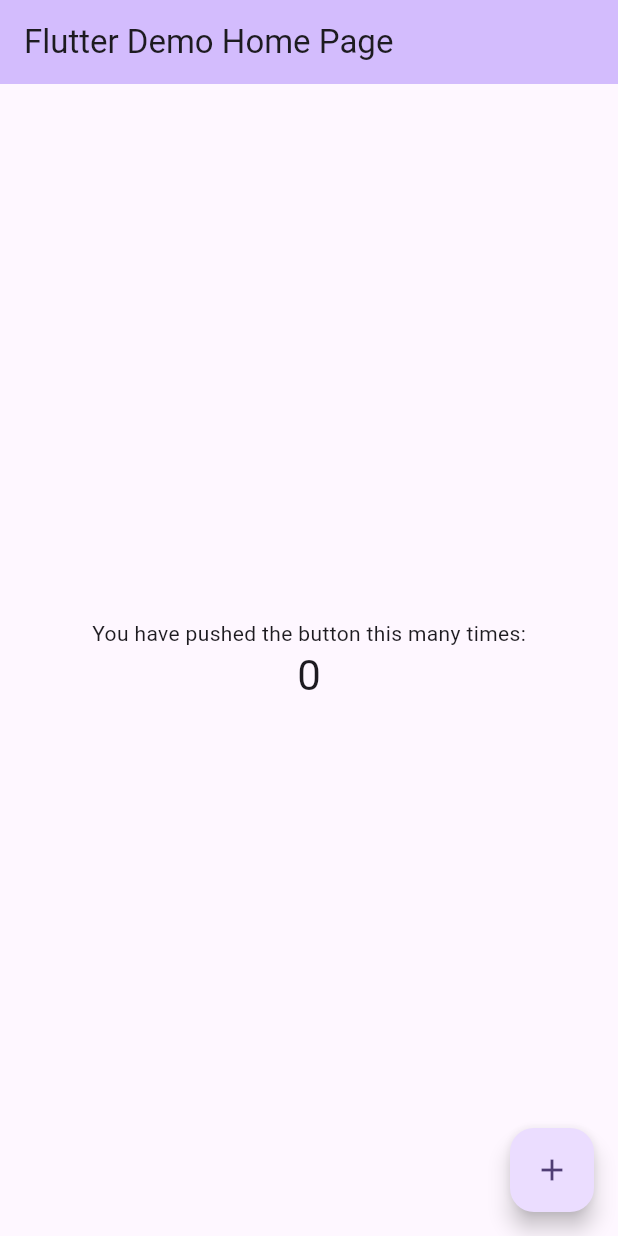
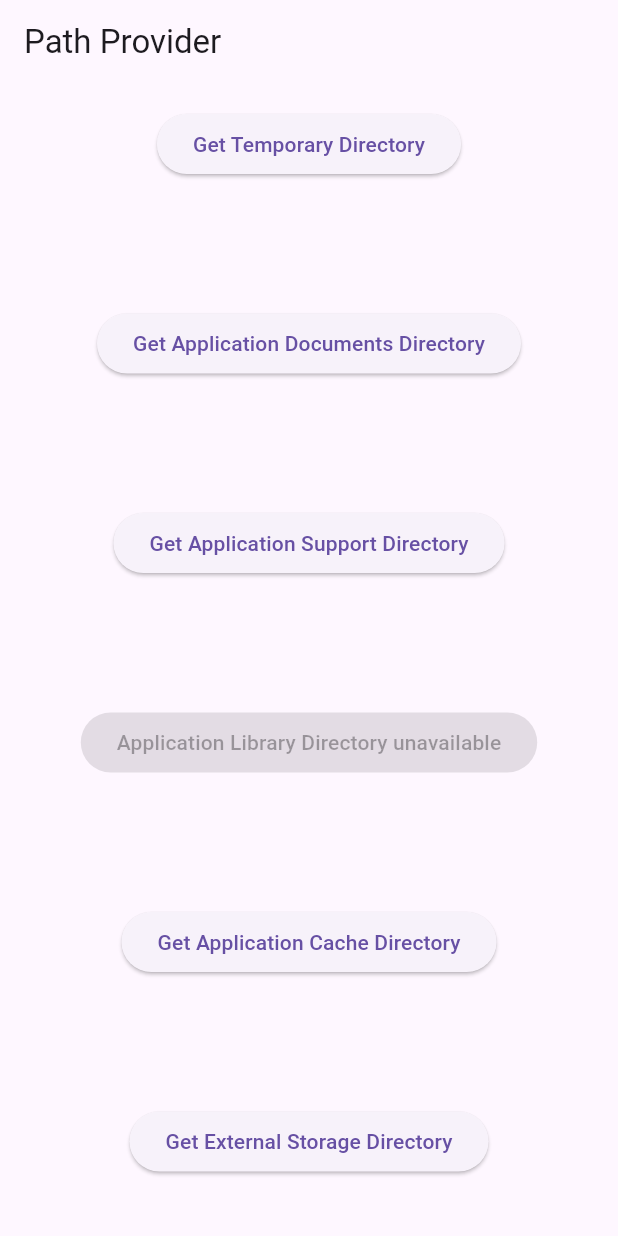
Before and after one commit to AhmedFathyAlex/flutter-components, a Flutter app: the screen it shows after launch, on a phone screen of 412 x 824 dp. Run offline on Flutter 3.47's test engine with Material 3 defaults, Android fonts, the phone set to English and light mode, and no system bars; our stand-ins replace flutter_svg, hive; accounts and stored records are empty.

```diff
--- a/lib/main.dart
+++ b/lib/main.dart
@@ -1,4 +1,6 @@
+import 'dart:io';
 import 'package:flutter/material.dart';
+import 'package:path_provider/path_provider.dart';
 
 void main() {
   runApp(const MyApp());
@@ -7,47 +9,20 @@ void main() {
 class MyApp extends StatelessWidget {
   const MyApp({super.key});
 
-  // This widget is the root of your application.
   @override
   Widget build(BuildContext context) {
     return MaterialApp(
-      title: 'Flutter Demo',
+      title: 'Path Provider',
       theme: ThemeData(
-        // This is the theme of your application.
-        //
-        // TRY THIS: Try running your application with "flutter run". You'll see
-        // the application has a purple toolbar. Then, without quitting the app,
-        // try changing the seedColor in the colorScheme below to Colors.green
-        // and then invoke "hot reload" (save your changes or press the "hot
-        // reload" button in a Flutter-supported IDE, or press "r" if you used
-        // the command line to start the app).
-        //
-        // Notice that the counter didn't reset back to zero; the application
-        // state is not lost during the reload. To reset the state, use hot
-        // restart instead.
-        //
-        // This works for code too, not just values: Most code changes can be
-        // tested with just a hot reload.
-        colorScheme: ColorScheme.fromSeed(seedColor: Colors.deepPurple),
-        useMaterial3: true,
+        primarySwatch: Colors.blue,
       ),
-      home: const MyHomePage(title: 'Flutter Demo Home Page'),
+      home: const MyHomePage(title: 'Path Provider'),
     );
   }
 }
 
 class MyHomePage extends StatefulWidget {
   const MyHomePage({super.key, required this.title});
-
-  // This widget is the home page of your application. It is stateful, meaning
-  // that it has a State object (defined below) that contains fields that affect
-  // how it looks.
-
-  // This class is the configuration for the state. It holds the values (in this
-  // case the title) provided by the parent (in this case the App widget) and
-  // used by the build method of the State. Fields in a Widget subclass are
-  // always marked "final".
-
   final String title;
 
   @override
@@ -55,71 +30,290 @@ class MyHomePage extends StatefulWidget {
 }
 
 class _MyHomePageState extends State<MyHomePage> {
-  int _counter = 0;
+  Future<Directory?>? _tempDirectory;
+  Future<Directory?>? _appSupportDirectory;
+  Future<Directory?>? _appLibraryDirectory;
+  Future<Directory?>? _appDocumentsDirectory;
+  Future<Directory?>? _appCacheDirectory;
+  Future<Directory?>? _externalDocumentsDirectory;
+  Future<List<Directory>?>? _externalStorageDirectories;
+  Future<List<Directory>?>? _externalCacheDirectories;
+  Future<Directory?>? _downloadsDirectory;
 
-  void _incrementCounter() {
+  void _requestTempDirectory() {
     setState(() {
-      // This call to setState tells the Flutter framework that something has
-      // changed in this State, which causes it to rerun the build method below
-      // so that the display can reflect the updated values. If we changed
-      // _counter without calling setState(), then the build method would not be
-      // called again, and so nothing would appear to happen.
-      _counter++;
+      _tempDirectory = getTemporaryDirectory();
+    });
+  }
+
+  Widget _buildDirectory(
+      BuildContext context, AsyncSnapshot<Directory?> snapshot) {
+    Text text = const Text('');
+    if (snapshot.connectionState == ConnectionState.done) {
+      if (snapshot.hasError) {
+        text = Text('Error: ${snapshot.error}');
+      } else if (snapshot.hasData) {
+        text = Text('path: ${snapshot.data!.path}');
+      } else {
+        text = const Text('path unavailable');
+      }
+    }
+    return Padding(padding: const EdgeInsets.all(16.0), child: text);
+  }
+
+  Widget _buildDirectories(
+      BuildContext context, AsyncSnapshot<List<Directory>?> snapshot) {
+    Text text = const Text('');
+    if (snapshot.connectionState == ConnectionState.done) {
+      if (snapshot.hasError) {
+        text = Text('Error: ${snapshot.error}');
+      } else if (snapshot.hasData) {
+        final String combined =
+            snapshot.data!.map((Directory d) => d.path).join(', ');
+        text = Text('paths: $combined');
+      } else {
+        text = const Text('path unavailable');
+      }
+    }
+    return Padding(padding: const EdgeInsets.all(16.0), child: text);
+  }
+
+  void _requestAppDocumentsDirectory() {
+    setState(() {
+      _appDocumentsDirectory = getApplicationDocumentsDirectory();
+    });
+  }
+
+  void _requestAppSupportDirectory() {
+    setState(() {
+      _appSupportDirectory = getApplicationSupportDirectory();
+    });
+  }
+
+  void _requestAppLibraryDirectory() {
+    setState(() {
+      _appLibraryDirectory = getLibraryDirectory();
+    });
+  }
+
+  void _requestAppCacheDirectory() {
+    setState(() {
+      _appCacheDirectory = getApplicationCacheDirectory();
+    });
+  }
+
+  void _requestExternalStorageDirectory() {
+    setState(() {
+      _externalDocumentsDirectory = getExternalStorageDirectory();
+    });
+  }
+
+  void _requestExternalStorageDirectories(StorageDirectory type) {
+    setState(() {
+      _externalStorageDirectories = getExternalStorageDirectories(type: type);
+    });
+  }
+
+  void _requestExternalCacheDirectories() {
+    setState(() {
+      _externalCacheDirectories = getExternalCacheDirectories();
+    });
+  }
+
+  void _requestDownloadsDirectory() {
+    setState(() {
+      _downloadsDirectory = getDownloadsDirectory();
     });
   }
 
   @override
   Widget build(BuildContext context) {
-    // This method is rerun every time setState is called, for instance as done
-    // by the _incrementCounter method above.
-    //
-    // The Flutter framework has been optimized to make rerunning build methods
-    // fast, so that you can just rebuild anything that needs updating rather
-    // than having to individually change instances of widgets.
     return Scaffold(
       appBar: AppBar(
-        // TRY THIS: Try changing the color here to a specific color (to
-        // Colors.amber, perhaps?) and trigger a hot reload to see the AppBar
-        // change color while the other colors stay the same.
-        backgroundColor: Theme.of(context).colorScheme.inversePrimary,
-        // Here we take the value from the MyHomePage object that was created by
-        // the App.build method, and use it to set our appbar title.
         title: Text(widget.title),
       ),
       body: Center(
-        // Center is a layout widget. It takes a single child and positions it
-        // in the middle of the parent.
-        child: Column(
-          // Column is also a layout widget. It takes a list of children and
-          // arranges them vertically. By default, it sizes itself to fit its
-          // children horizontally, and tries to be as tall as its parent.
-          //
-          // Column has various properties to control how it sizes itself and
-          // how it positions its children. Here we use mainAxisAlignment to
-          // center the children vertically; the main axis here is the vertical
-          // axis because Columns are vertical (the cross axis would be
-          // horizontal).
-          //
-          // TRY THIS: Invoke "debug painting" (choose the "Toggle Debug Paint"
-          // action in the IDE, or press "p" in the console), to see the
-          // wireframe for each widget.
-          mainAxisAlignment: MainAxisAlignment.center,
+        child: ListView(
           children: <Widget>[
-            const Text(
-              'You have pushed the button this many times:',
+            Column(
+              children: <Widget>[
+                Padding(
+                  padding: const EdgeInsets.all(16.0),
+                  child: ElevatedButton(
+                    onPressed: _requestTempDirectory,
+                    child: const Text(
+                      'Get Temporary Directory',
+                    ),
+                  ),
+                ),
+                FutureBuilder<Directory?>(
+                  future: _tempDirectory,
+                  builder: _buildDirectory,
+                ),
+              ],
             ),
-            Text(
-              '$_counter',
-              style: Theme.of(context).textTheme.headlineMedium,
+            Column(
+              children: <Widget>[
+                Padding(
+                  padding: const EdgeInsets.all(16.0),
+                  child: ElevatedButton(
+                    onPressed: _requestAppDocumentsDirectory,
+                    child: const Text(
+                      'Get Application Documents Directory',
+                    ),
+                  ),
+                ),
+                FutureBuilder<Directory?>(
+                  future: _appDocumentsDirectory,
+                  builder: _buildDirectory,
+                ),
+              ],
+            ),
+            Column(
+              children: <Widget>[
+                Padding(
+                  padding: const EdgeInsets.all(16.0),
+                  child: ElevatedButton(
+                    onPressed: _requestAppSupportDirectory,
+                    child: const Text(
+                      'Get Application Support Directory',
+                    ),
+                  ),
+                ),
+                FutureBuilder<Directory?>(
+                  future: _appSupportDirectory,
+                  builder: _buildDirectory,
+                ),
+              ],
+            ),
+            Column(
+              children: <Widget>[
+                Padding(
+                  padding: const EdgeInsets.all(16.0),
+                  child: ElevatedButton(
+                    onPressed:
+                        Platform.isAndroid ? null : _requestAppLibraryDirectory,
+                    child: Text(
+                      Platform.isAndroid
+                          ? 'Application Library Directory unavailable'
+                          : 'Get Application Library Directory',
+                    ),
+                  ),
+                ),
+                FutureBuilder<Directory?>(
+                  future: _appLibraryDirectory,
+                  builder: _buildDirectory,
+                ),
+              ],
+            ),
+            Column(
+              children: <Widget>[
+                Padding(
+                  padding: const EdgeInsets.all(16.0),
+                  child: ElevatedButton(
+                    onPressed: _requestAppCacheDirectory,
+                    child: const Text(
+                      'Get Application Cache Directory',
+                    ),
+                  ),
+                ),
+                FutureBuilder<Directory?>(
+                  future: _appCacheDirectory,
+                  builder: _buildDirectory,
+                ),
+              ],
+            ),
+            Column(
+              children: <Widget>[
+                Padding(
+                  padding: const EdgeInsets.all(16.0),
+                  child: ElevatedButton(
+                    onPressed: !Platform.isAndroid
+                        ? null
+                        : _requestExternalStorageDirectory,
+                    child: Text(
+                      !Platform.isAndroid
+                          ? 'External storage is unavailable'
+                          : 'Get External Storage Directory',
+                    ),
+                  ),
+                ),
+                FutureBuilder<Directory?>(
+                  future: _externalDocumentsDirectory,
+                  builder: _buildDirectory,
+                ),
+              ],
+            ),
+            Column(
+              children: <Widget>[
+                Padding(
+                  padding: const EdgeInsets.all(16.0),
+                  child: ElevatedButton(
+                    onPressed: !Platform.isAndroid
+                        ? null
+                        : () {
+                            _requestExternalStorageDirectories(
+                              StorageDirectory.music,
+                            );
+                          },
+                    child: Text(
+                      !Platform.isAndroid
+                          ? 'External directories are unavailable'
+                          : 'Get External Storage Directories',
+                    ),
+                  ),
+                ),
+                FutureBuilder<List<Directory>?>(
+                  future: _externalStorageDirectories,
+                  builder: _buildDirectories,
+                ),
+              ],
+            ),
+            Column(
+              children: <Widget>[
+                Padding(
+                  padding: const EdgeInsets.all(16.0),
+                  child: ElevatedButton(
+                    onPressed: !Platform.isAndroid
+                        ? null
+                        : _requestExternalCacheDirectories,
+                    child: Text(
+                      !Platform.isAndroid
+                          ? 'External directories are unavailable'
+                          : 'Get External Cache Directories',
+                    ),
+                  ),
+                ),
+                FutureBuilder<List<Directory>?>(
+                  future: _externalCacheDirectories,
+                  builder: _buildDirectories,
+                ),
+              ],
+            ),
+            Column(
+              children: <Widget>[
+                Padding(
+                  padding: const EdgeInsets.all(16.0),
+                  child: ElevatedButton(
+                    onPressed: Platform.isAndroid || Platform.isIOS
+                        ? null
+                        : _requestDownloadsDirectory,
+                    child: Text(
+                      Platform.isAndroid || Platform.isIOS
+                          ? 'Downloads directory is unavailable'
+                          : 'Get Downloads Directory',
+                    ),
+                  ),
+                ),
+                FutureBuilder<Directory?>(
+                  future: _downloadsDirectory,
+                  builder: _buildDirectory,
+                ),
+              ],
             ),
           ],
         ),
       ),
-      floatingActionButton: FloatingActionButton(
-        onPressed: _incrementCounter,
-        tooltip: 'Increment',
-        child: const Icon(Icons.add),
-      ), // This trailing comma makes auto-formatting nicer for build methods.
     );
   }
 }
--- /dev/null
+++ b/lib/utils/helper_functions.dart
@@ -0,0 +1,26 @@
+import 'dart:io';
+import 'package:hive/hive.dart';
+import 'package:path_provider/path_provider.dart';
+
+class HelperFunctions{
+    Future<void> deleteHiveDatabase() async {
+  // Get the directory where Hive database files are stored
+  Directory appDocDir = await getApplicationDocumentsDirectory();
+  String hiveDbPath = appDocDir.path;
+
+  // Close all open Hive boxes before deleting the database
+  await Hive.close();
+
+  // Delete the Hive database directory
+  await Directory(hiveDbPath).delete(recursive: true);
+
+  // Optionally, you can delete the lock file as well
+  // if it's present
+  File lockFile = File('$hiveDbPath.lock');
+  if (await lockFile.exists()) {
+    await lockFile.delete();
+  }
+
+  print('Hive database deleted successfully.');
+}
+}
--- a/pubspec.yaml
+++ b/pubspec.yaml
@@ -36,6 +36,9 @@ dependencies:
   # Use with the CupertinoIcons class for iOS style icons.
   cupertino_icons: ^1.0.6
   flutter_svg: ^2.0.10+1
+  package_info_plus: ^8.0.0
+  hive: ^2.2.3
+  path_provider: ^2.1.3
 
 dev_dependencies:
   flutter_test:
```
Also changed, not shown: pubspec.lock, 1 other file.
